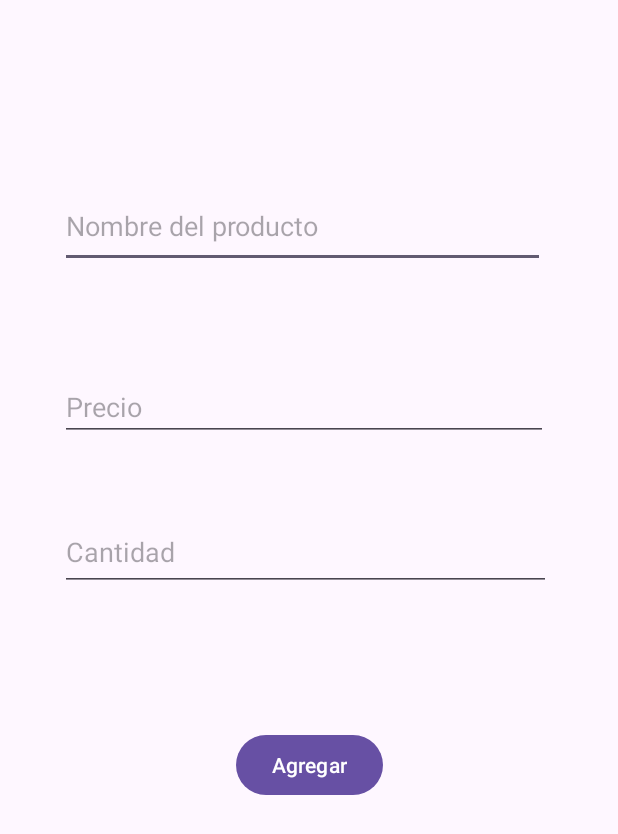
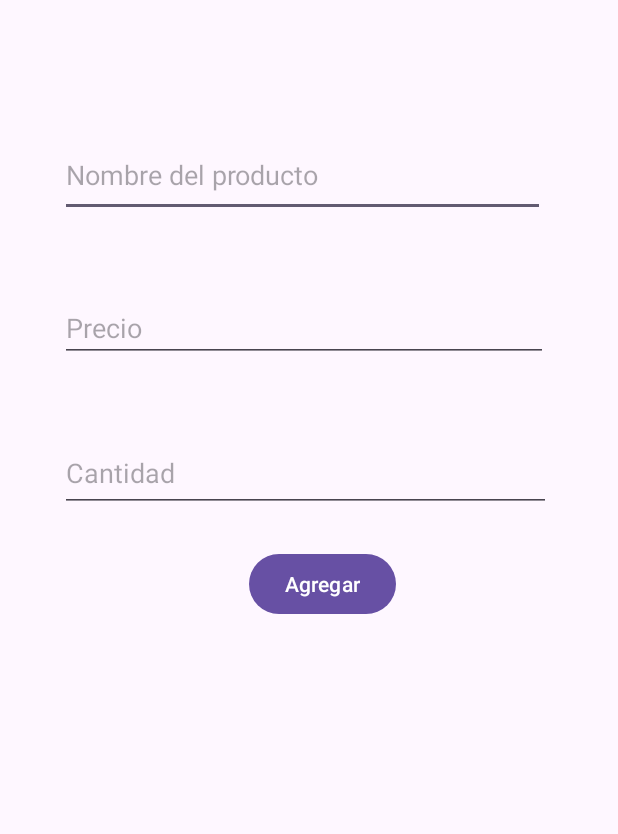
Before and after one commit to AndreMolina77/CRUDAndre1A, an Android app: the screen it shows after launch (MainActivity), on a phone screen of 412 x 824 dp. Shown: the top 834 px of the screen. Run offline under Robolectric (Android 15) with nearby library versions, the phone set to English and light mode, and no system bars; 1 statement that could not run was skipped.

Commit message:
Creación de las cartas

```diff
--- a/app/src/main/java/andre/molina/myapplication/MainActivity.kt
+++ b/app/src/main/java/andre/molina/myapplication/MainActivity.kt
@@ -2,12 +2,15 @@ package andre.molina.myapplication
 
 import Modelos.ClaseConexion
 import android.os.Bundle
+import android.widget.Adapter
 import android.widget.Button
 import android.widget.EditText
 import androidx.activity.enableEdgeToEdge
 import androidx.appcompat.app.AppCompatActivity
 import androidx.core.view.ViewCompat
 import androidx.core.view.WindowInsetsCompat
+import androidx.recyclerview.widget.LinearLayoutManager
+import androidx.recyclerview.widget.RecyclerView
 import kotlinx.coroutines.Dispatchers
 import kotlinx.coroutines.GlobalScope
 import kotlinx.coroutines.launch
@@ -28,6 +31,17 @@ class MainActivity : AppCompatActivity() {
         val txtPrecio = findViewById<EditText>(R.id.txtPrecio)
         val txtCantidad = findViewById<EditText>(R.id.txtCantidad)
         val btnAgregar = findViewById<Button>(R.id.btnAgregar)
+        val rcvDatos = findViewById<RecyclerView>(R.id.rcvDatos)
+
+        //Ponerle un layout a mi RecyclerView
+        rcvDatos.layoutManager = LinearLayoutManager(this)
+
+        //Crear un adaptador. El adaptador es el que revisa si hay datos nuevos en la base de datos, nosotros creamos
+        //el adaptador
+
+        val miAdaptador = Adaptador(listaDeDatos)
+
+
 
         //2-Porgramar el botón de agregar
         btnAgregar.setOnClickListener {
@@ -43,8 +57,17 @@ class MainActivity : AppCompatActivity() {
                 addProducto.setInt(3, txtPrecio.text.toString().toInt())
                 addProducto.executeUpdate()
             }
+
+            //Mostrar datos
+
+
         }
-
 
     }
 }
+
+//Creamos la clae Adaptador afuera de tod0 lo demás porque
+//están dentro de la clase MaINActivity
+class Adaptador(private val Datos:Array<String>) {
+
+}
--- a/app/src/main/res/layout/activity_main.xml
+++ b/app/src/main/res/layout/activity_main.xml
@@ -38,7 +38,7 @@
         android:id="@+id/txtCantidad"
         android:layout_width="327dp"
         android:layout_height="52dp"
-        android:layout_marginBottom="92dp"
+        android:layout_marginBottom="24dp"
         android:ems="10"
         android:hint="Cantidad"
         android:inputType="text"
@@ -54,8 +54,16 @@
         android:text="Agregar"
         app:layout_constraintBottom_toBottomOf="parent"
         app:layout_constraintEnd_toEndOf="parent"
+        app:layout_constraintHorizontal_bias="0.528"
         app:layout_constraintStart_toStartOf="parent"
         app:layout_constraintTop_toTopOf="parent"
-        app:layout_constraintVertical_bias="0.626" />
+        app:layout_constraintVertical_bias="0.471" />
+
+    <androidx.recyclerview.widget.RecyclerView
+        android:id="@+id/rcvDatos"
+        android:layout_width="410dp"
+        android:layout_height="388dp"
+        tools:layout_editor_absoluteX="0dp"
+        tools:layout_editor_absoluteY="390dp" />
 
 </androidx.constraintlayout.widget.ConstraintLayout>
```
Also changed, not shown: app/src/main/AndroidManifest.xml (+8 -4 lines), app/src/main/java/andre/molina/myapplication/item_card.kt (added, +20 -0 lines), app/src/main/res/layout/activity_item_card.xml (added, +32 -0 lines).
